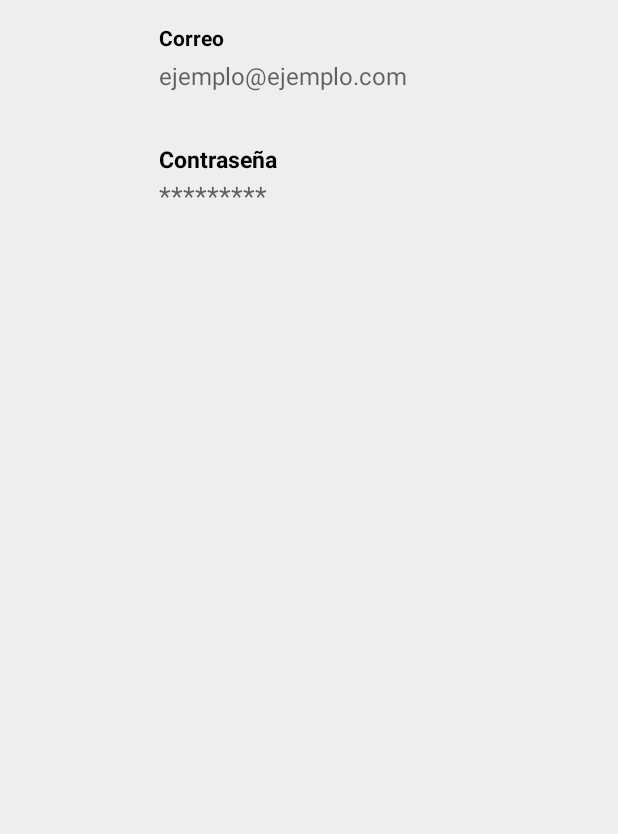
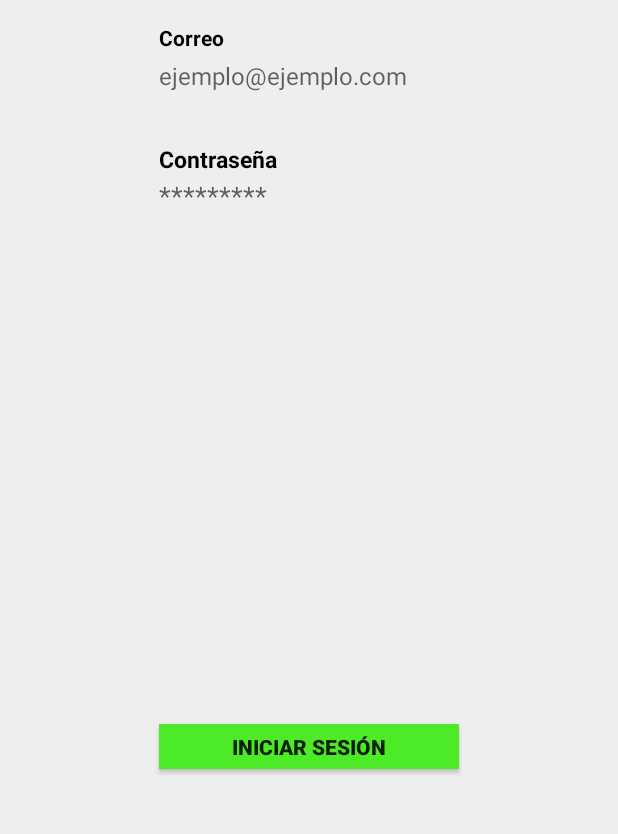
Before and after one commit to victor-saru/ProyectoFinal, an Android app: the screen it shows after launch (MainActivity), on a phone screen of 412 x 824 dp, the part 344-1178 px from its top. Run offline under Robolectric (Android 15) with nearby library versions, the phone set to English and light mode, and no system bars.

Commit message:
Botón de login más traducciones

```diff
--- a/CoachManager/app/src/main/res/layout/activity_main.xml
+++ b/CoachManager/app/src/main/res/layout/activity_main.xml
@@ -64,4 +64,15 @@
         android:inputType="textPassword"
         android:textColor="@android:color/background_dark" />
 
+    <Button
+        android:id="@+id/btnLogin"
+        android:layout_width="200dp"
+        android:layout_height="30dp"
+        android:layout_alignParentBottom="true"
+        android:layout_centerHorizontal="true"
+        android:layout_marginBottom="82dp"
+        android:background="#4dea28"
+        android:text="@string/btnLogin"
+        android:textStyle="bold" />
+
 </RelativeLayout>
--- a/CoachManager/app/src/main/res/values/strings.xml
+++ b/CoachManager/app/src/main/res/values/strings.xml
@@ -2,5 +2,6 @@
     <string name="app_name">CoachManager</string>
     <string name="lblCorreoLogin">Correo</string>
     <string name="lblPasswordLogin">Contraseña</string>
+    <string name="btnLogin">Iniciar sesión</string>
 
 </resources>
```
Also changed, not shown: 2 other files.
